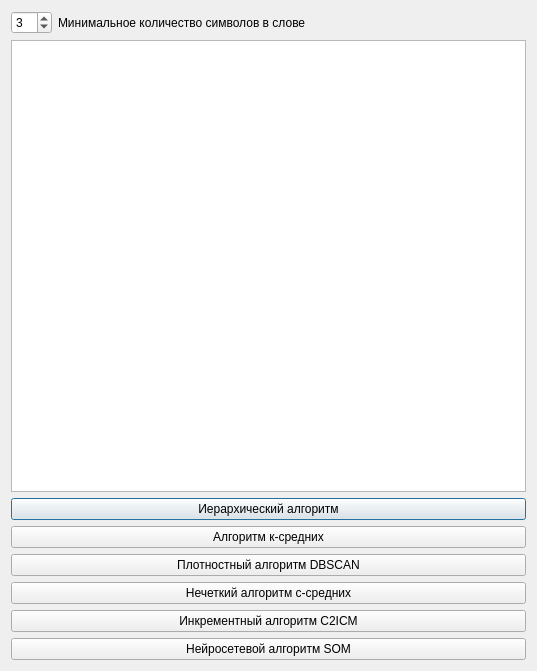
Qt form sources/DialogConfigClasterization.ui (AndreyTulyakov/TextStageProcessor) before a commit.
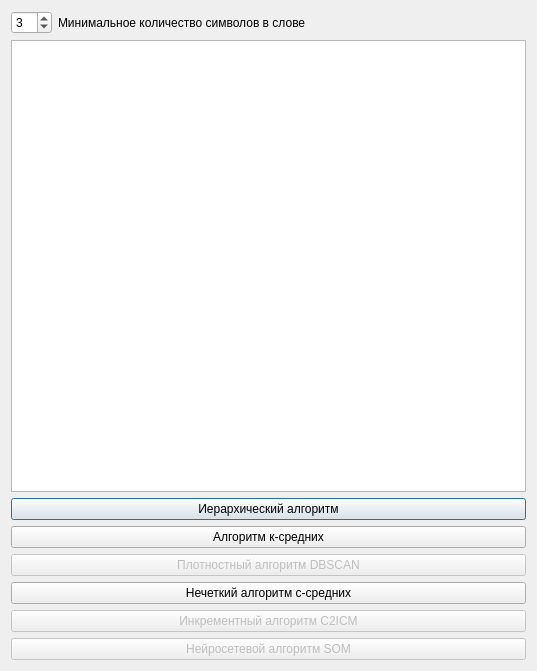
The same form after that commit.

Commit message: попытка сделать что-то там

```diff
--- a/sources/DialogConfigClasterization.ui
+++ b/sources/DialogConfigClasterization.ui
@@ -68,6 +68,9 @@
    </item>
    <item>
     <widget class="QPushButton" name="pushButtonDBSCAN">
+     <property name="enabled">
+      <bool>false</bool>
+     </property>
      <property name="text">
       <string>Плотностный алгоритм DBSCAN</string>
      </property>
@@ -82,6 +85,9 @@
    </item>
    <item>
     <widget class="QPushButton" name="pushButtonC2ICM">
+     <property name="enabled">
+      <bool>false</bool>
+     </property>
      <property name="text">
       <string>Инкрементный алгоритм C2ICM</string>
      </property>
@@ -89,6 +95,9 @@
    </item>
    <item>
     <widget class="QPushButton" name="pushButtonSOM">
+     <property name="enabled">
+      <bool>false</bool>
+     </property>
      <property name="text">
       <string>Нейросетевой алгоритм SOM</string>
      </property>
```
The commit also changes 1 other file.
